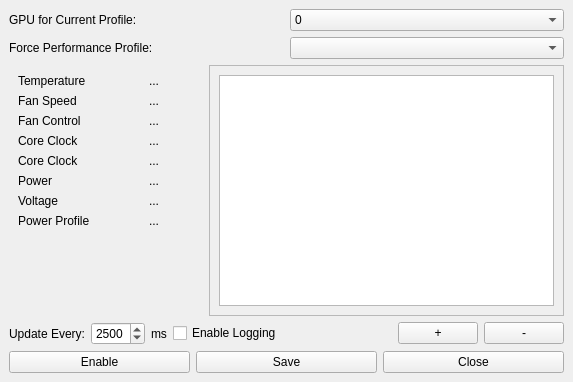
wepiha/qt-amdgpu-fan-ctl, file ui/mainwindow.ui: the form before one commit.
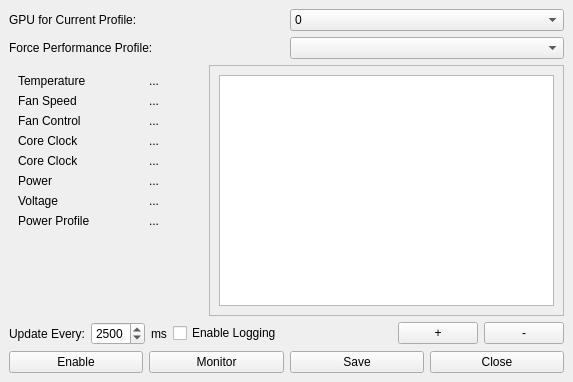
The form after the commit. Icons and pictures are not drawn. Custom widgets are drawn as their Qt base class.

Commit message: Added monitor toggle button

The edit to the form file:
```diff
--- a/ui/mainwindow.ui
+++ b/ui/mainwindow.ui
@@ -445,14 +445,14 @@
     </item>
     <item row="4" column="0" colspan="2">
      <layout class="QGridLayout" name="gridLayout">
-      <item row="0" column="2">
+      <item row="0" column="4">
        <widget class="QPushButton" name="pushButtonClose">
         <property name="text">
          <string>Close</string>
         </property>
        </widget>
       </item>
-      <item row="0" column="1">
+      <item row="0" column="2">
        <widget class="QPushButton" name="pushButtonSave">
         <property name="text">
          <string>Save</string>
@@ -472,6 +472,16 @@
         </property>
        </widget>
       </item>
+      <item row="0" column="1">
+       <widget class="QPushButton" name="pushButtonMonitor">
+        <property name="text">
+         <string>Monitor</string>
+        </property>
+        <property name="checkable">
+         <bool>true</bool>
+        </property>
+       </widget>
+      </item>
      </layout>
     </item>
    </layout>
```
